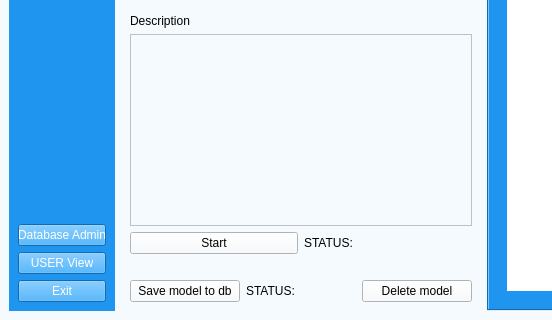
Old version of the form UI/aUI_projekt_GAN.ui in the repository matimusial/ADHDPredictorApp; both pictures show x 0 to 552 and y 440 to 760 of the 1280 by 760 pixel window.
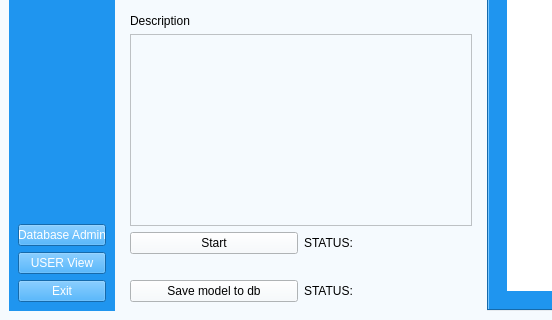
New version of the form. Icons and pictures are not drawn.

Commit message: delete button gone

The edit to the form file:
```diff
--- a/UI/aUI_projekt_GAN.ui
+++ b/UI/aUI_projekt_GAN.ui
@@ -515,13 +515,6 @@
                  </property>
                 </widget>
                </item>
-               <item>
-                <widget class="QPushButton" name="del_model">
-                 <property name="text">
-                  <string>Delete model</string>
-                 </property>
-                </widget>
-               </item>
               </layout>
              </item>
             </layout>
```
The commit also changes 5 other files.
